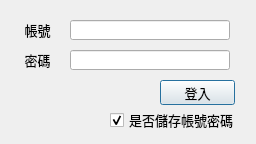
The window that APIver1/UI/Login.ui (clamgee/python-code) describes before a commit, drawn with Qt 5.
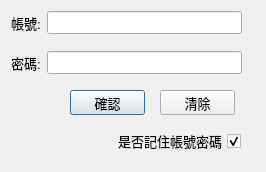
The same window after the commit.

The edit to the form file:
```diff
--- a/APIver1/UI/Login.ui
+++ b/APIver1/UI/Login.ui
@@ -6,70 +6,20 @@
    <rect>
     <x>0</x>
     <y>0</y>
-    <width>256</width>
-    <height>144</height>
+    <width>266</width>
+    <height>172</height>
    </rect>
   </property>
   <property name="windowTitle">
    <string>登入</string>
   </property>
-  <widget class="QLabel" name="labelID">
+  <widget class="QPushButton" name="LoginConfirmbtn">
    <property name="geometry">
     <rect>
-     <x>20</x>
-     <y>20</y>
-     <width>35</width>
-     <height>20</height>
-    </rect>
-   </property>
-   <property name="font">
-    <font>
-     <family>Arial</family>
-     <pointsize>10</pointsize>
-    </font>
-   </property>
-   <property name="whatsThis">
-    <UInt>0</UInt>
-   </property>
-   <property name="layoutDirection">
-    <enum>Qt::LeftToRight</enum>
-   </property>
-   <property name="text">
-    <string>帳號</string>
-   </property>
-   <property name="alignment">
-    <set>Qt::AlignCenter</set>
-   </property>
-  </widget>
-  <widget class="QLabel" name="labelPW">
-   <property name="geometry">
-    <rect>
-     <x>20</x>
-     <y>50</y>
-     <width>35</width>
-     <height>20</height>
-    </rect>
-   </property>
-   <property name="font">
-    <font>
-     <family>Arial</family>
-     <pointsize>10</pointsize>
-    </font>
-   </property>
-   <property name="text">
-    <string>密碼</string>
-   </property>
-   <property name="alignment">
-    <set>Qt::AlignCenter</set>
-   </property>
-  </widget>
-  <widget class="QLineEdit" name="LoginID">
-   <property name="geometry">
-    <rect>
      <x>70</x>
-     <y>20</y>
-     <width>160</width>
-     <height>20</height>
+     <y>90</y>
+     <width>75</width>
+     <height>25</height>
     </rect>
    </property>
    <property name="font">
@@ -79,48 +29,14 @@
     </font>
    </property>
    <property name="text">
-    <string/>
+    <string>確認</string>
    </property>
-   <property name="maxLength">
-    <number>16</number>
-   </property>
   </widget>
-  <widget class="QLineEdit" name="LoginPW">
-   <property name="geometry">
-    <rect>
-     <x>70</x>
-     <y>50</y>
-     <width>160</width>
-     <height>20</height>
-    </rect>
-   </property>
-   <property name="font">
-    <font>
-     <family>Arial</family>
-     <pointsize>10</pointsize>
-    </font>
-   </property>
-   <property name="focusPolicy">
-    <enum>Qt::StrongFocus</enum>
-   </property>
-   <property name="inputMethodHints">
-    <set>Qt::ImhHiddenText|Qt::ImhNoAutoUppercase|Qt::ImhNoPredictiveText|Qt::ImhSensitiveData</set>
-   </property>
-   <property name="maxLength">
-    <number>16</number>
-   </property>
-   <property name="echoMode">
-    <enum>QLineEdit::Password</enum>
-   </property>
-   <property name="dragEnabled">
-    <bool>false</bool>
-   </property>
-  </widget>
-  <widget class="QPushButton" name="pushButton">
+  <widget class="QPushButton" name="pushButton_2">
    <property name="geometry">
     <rect>
      <x>160</x>
-     <y>80</y>
+     <y>90</y>
      <width>75</width>
      <height>25</height>
     </rect>
@@ -132,19 +48,16 @@
     </font>
    </property>
    <property name="text">
-    <string>登入</string>
-   </property>
-   <property name="checkable">
-    <bool>false</bool>
+    <string>清除</string>
    </property>
   </widget>
-  <widget class="QCheckBox" name="checkBoxSaveLogin">
+  <widget class="QCheckBox" name="IDPWCheck">
    <property name="geometry">
     <rect>
-     <x>110</x>
-     <y>110</y>
-     <width>125</width>
-     <height>20</height>
+     <x>90</x>
+     <y>130</y>
+     <width>151</width>
+     <height>22</height>
     </rect>
    </property>
    <property name="font">
@@ -153,12 +66,106 @@
      <pointsize>10</pointsize>
     </font>
    </property>
+   <property name="tabletTracking">
+    <bool>false</bool>
+   </property>
+   <property name="layoutDirection">
+    <enum>Qt::RightToLeft</enum>
+   </property>
    <property name="text">
-    <string>是否儲存帳號密碼</string>
+    <string>是否記住帳號密碼</string>
    </property>
    <property name="checked">
     <bool>true</bool>
    </property>
+   <property name="tristate">
+    <bool>false</bool>
+   </property>
+  </widget>
+  <widget class="QWidget" name="layoutWidget">
+   <property name="geometry">
+    <rect>
+     <x>11</x>
+     <y>11</y>
+     <width>231</width>
+     <height>24</height>
+    </rect>
+   </property>
+   <layout class="QHBoxLayout" name="horizontalLayout">
+    <item>
+     <widget class="QLabel" name="label">
+      <property name="font">
+       <font>
+        <family>Arial</family>
+        <pointsize>10</pointsize>
+       </font>
+      </property>
+      <property name="text">
+       <string>帳號:</string>
+      </property>
+     </widget>
+    </item>
+    <item>
+     <widget class="QLineEdit" name="LoginID">
+      <property name="font">
+       <font>
+        <family>Arial</family>
+        <pointsize>10</pointsize>
+       </font>
+      </property>
+      <property name="maxLength">
+       <number>16</number>
+      </property>
+     </widget>
+    </item>
+   </layout>
+  </widget>
+  <widget class="QWidget" name="layoutWidget">
+   <property name="geometry">
+    <rect>
+     <x>11</x>
+     <y>51</y>
+     <width>231</width>
+     <height>24</height>
+    </rect>
+   </property>
+   <layout class="QHBoxLayout" name="horizontalLayout_2">
+    <item>
+     <widget class="QLabel" name="label_2">
+      <property name="font">
+       <font>
+        <family>Arial</family>
+        <pointsize>10</pointsize>
+       </font>
+      </property>
+      <property name="text">
+       <string>密碼:</string>
+      </property>
+     </widget>
+    </item>
+    <item>
+     <widget class="QLineEdit" name="LoginPW">
+      <property name="font">
+       <font>
+        <family>Arial</family>
+        <pointsize>10</pointsize>
+       </font>
+      </property>
+      <property name="contextMenuPolicy">
+       <enum>Qt::DefaultContextMenu</enum>
+      </property>
+      <property name="inputMethodHints">
+       <set>Qt::ImhHiddenText|Qt::ImhNoAutoUppercase|Qt::ImhNoPredictiveText|Qt::ImhSensitiveData</set>
+      </property>
+      <property name="maxLength">
+       <number>16</number>
+      </property>
+      <property name="echoMode">
+       <enum>QLineEdit::Password</enum>
+      </property>
+     </widget>
+    </item>
+   </layout>
   </widget>
  </widget>
  <resources/>
```
Left out of the diff: 35 changed lines with no effect on the pictures.
